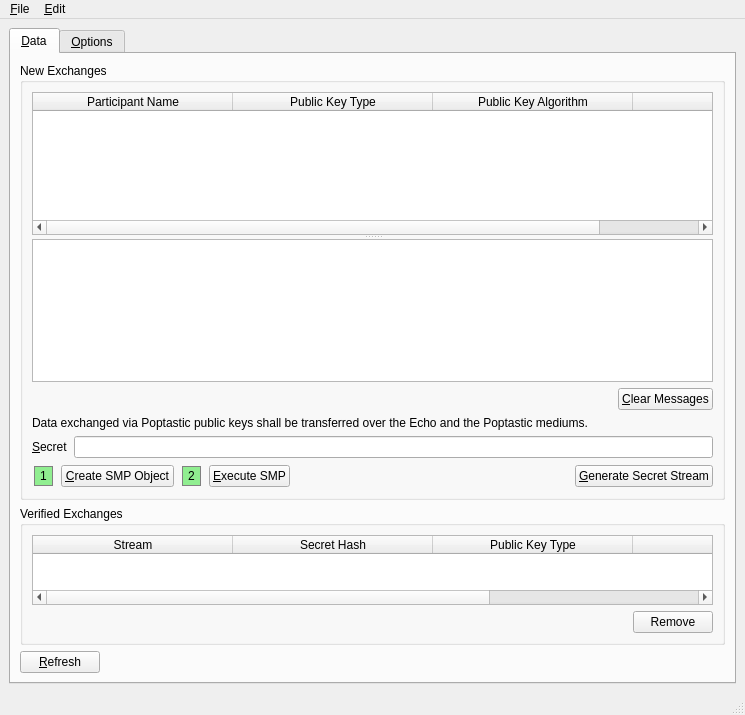
Before: the Qt Designer form branches/trunk/GoldBug-UI/spot-on-smpwindow.ui in textbrowser/spot-on, drawn with Qt 5.
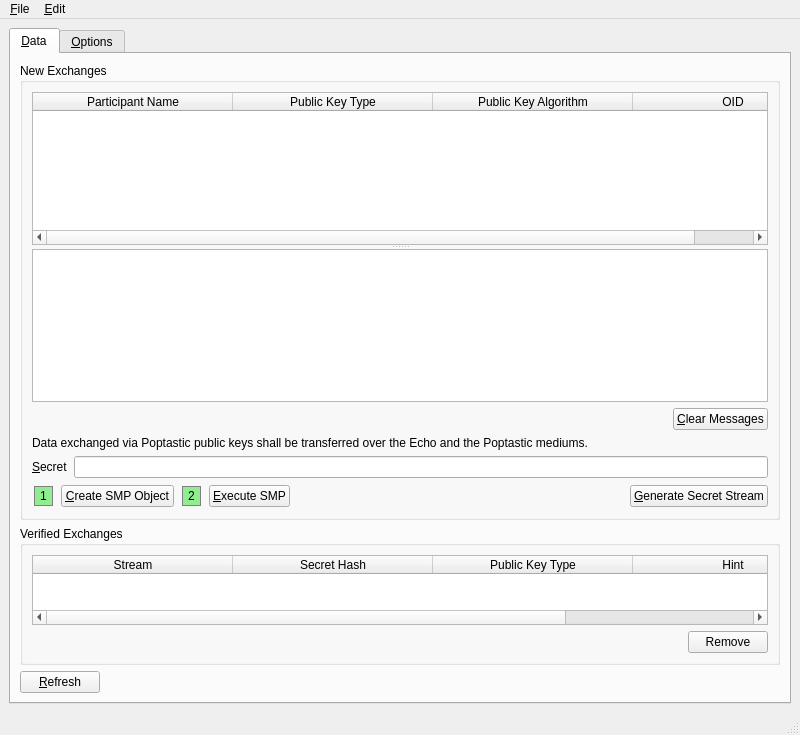
After: the same form once the commit is applied. Icons and pictures are not drawn.

```diff
--- a/branches/trunk/GoldBug-UI/spot-on-smpwindow.ui
+++ b/branches/trunk/GoldBug-UI/spot-on-smpwindow.ui
@@ -6,8 +6,8 @@
    <rect>
     <x>0</x>
     <y>0</y>
-    <width>745</width>
-    <height>715</height>
+    <width>800</width>
+    <height>735</height>
    </rect>
   </property>
   <property name="windowIcon">
@@ -518,8 +518,8 @@
     <rect>
      <x>0</x>
      <y>0</y>
-     <width>745</width>
-     <height>26</height>
+     <width>800</width>
+     <height>31</height>
     </rect>
    </property>
    <widget class="QMenu" name="menu_File">
```
